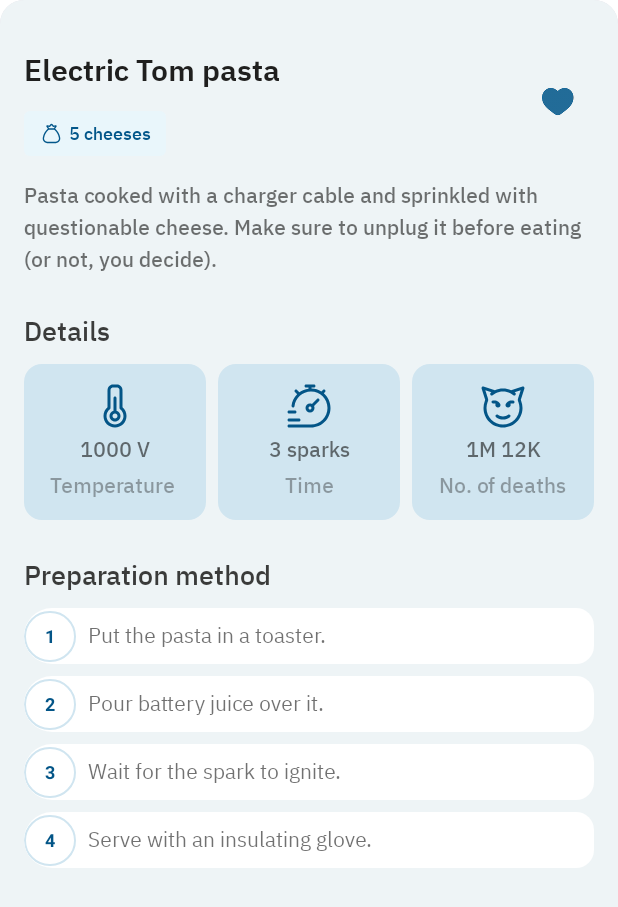
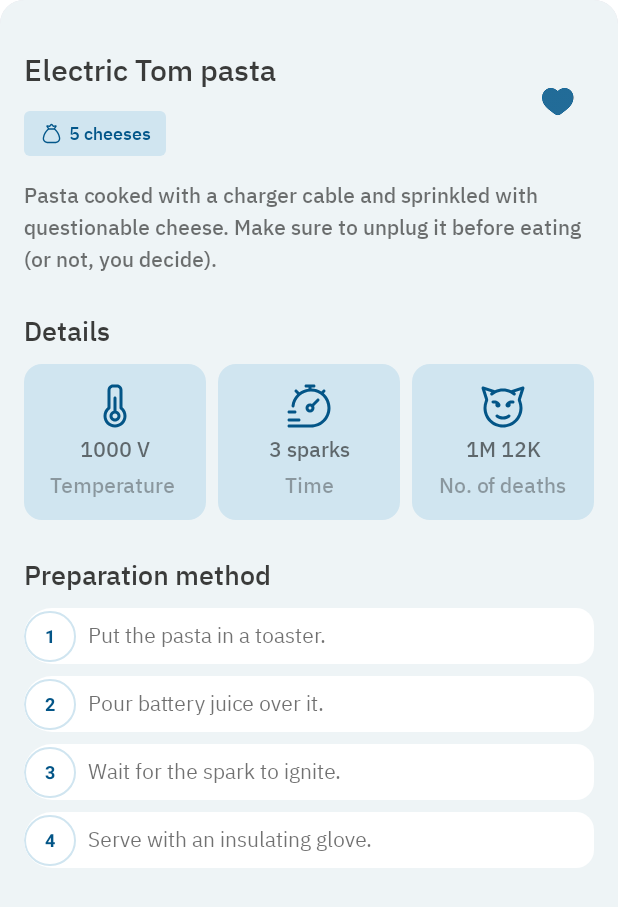
Before and after one commit to DinaOthman21/Tom-Jerry, an Android app built with Jetpack Compose: the @Preview function MealDetailsSectionPreview, on a phone screen of 412 x 824 dp. Shown: the top 907 px of the screen. Run offline under Robolectric (Android 15) with nearby library versions, the phone set to English and light mode, and no system bars.

Commit message:
update TomKitchenScreen

```diff
--- a/app/src/main/java/com/example/tomjerry/MainActivity.kt
+++ b/app/src/main/java/com/example/tomjerry/MainActivity.kt
@@ -4,7 +4,7 @@ import android.os.Bundle
 import androidx.activity.ComponentActivity
 import androidx.activity.compose.setContent
 import androidx.activity.enableEdgeToEdge
-import com.example.tomjerry.screens.jerry_store.JerryStoreScreen
+import com.example.tomjerry.screens.tom_kitchen.TomKitchenScreen
 import com.example.tomjerry.ui.theme.TomJerryTheme
 
 class MainActivity : ComponentActivity() {
@@ -13,8 +13,8 @@ class MainActivity : ComponentActivity() {
         enableEdgeToEdge()
         setContent {
             TomJerryTheme {
-                JerryStoreScreen()
-              //  TomKitchenScreen()
+              //  JerryStoreScreen()
+                    TomKitchenScreen()
             }
         }
     }
--- a/app/src/main/java/com/example/tomjerry/screens/common/CheeseItem.kt
+++ b/app/src/main/java/com/example/tomjerry/screens/common/CheeseItem.kt
@@ -25,12 +25,13 @@ import com.example.tomjerry.ui.theme.IbmPlexSans
 fun CheesesItem(
     modifier: Modifier = Modifier,
     newValue: Int,
-    oldValue: Int?
+    oldValue: Int? ,
+    color: Color
 ) {
     Card(
         modifier = modifier,
         colors = CardDefaults.cardColors(
-            containerColor = Color(0xFFE9F6FB),
+            containerColor = color
         ),
         shape = MaterialTheme.shapes.extraSmall
     ) {
--- a/app/src/main/java/com/example/tomjerry/screens/jerry_store/components/tom_item/TomItemCard.kt
+++ b/app/src/main/java/com/example/tomjerry/screens/jerry_store/components/tom_item/TomItemCard.kt
@@ -91,7 +91,8 @@ fun TomItemCard(
                         CheesesItem(
                             oldValue = tom.oldValue,
                             newValue = tom.newValue,
-                            modifier = Modifier.weight(.8f)
+                            modifier = Modifier.weight(.8f) ,
+                            color = Color(0xFFE9F6FB)
                         )
                         Spacer(Modifier.width(8.dp))
                         OutlinedIconButton(
--- a/app/src/main/java/com/example/tomjerry/screens/tom_kitchen/components/MealDetailsSection.kt
+++ b/app/src/main/java/com/example/tomjerry/screens/tom_kitchen/components/MealDetailsSection.kt
@@ -45,7 +45,7 @@ fun MealDetailsSection(){
                 fontSize = 18.sp,
                 fontWeight = FontWeight.Medium,
                 fontFamily = IbmPlexSans,
-                color = Color(0xDD1F1F1E),
+                color = Color(0xFF1F1F1E).copy(alpha = .87f),
             )
             Spacer(Modifier.height(8.dp))
             MealDetailsItems()
--- a/app/src/main/java/com/example/tomjerry/screens/tom_kitchen/components/meal_details/KitchenButton.kt
+++ b/app/src/main/java/com/example/tomjerry/screens/tom_kitchen/components/meal_details/KitchenButton.kt
@@ -9,6 +9,7 @@ import androidx.compose.foundation.layout.padding
 import androidx.compose.material3.Button
 import androidx.compose.material3.ButtonColors
 import androidx.compose.material3.Icon
+import androidx.compose.material3.MaterialTheme
 import androidx.compose.material3.Text
 import androidx.compose.runtime.Composable
 import androidx.compose.ui.Alignment
@@ -41,7 +42,8 @@ fun KitchenButton(
             .background(Color.White)
             .fillMaxWidth()
             .padding(vertical = 15.dp, horizontal = 16.dp),
-        onClick = {}
+        onClick = {} ,
+        shape = MaterialTheme.shapes.medium
     ) {
         Row(
             verticalAlignment = Alignment.CenterVertically,
--- a/app/src/main/java/com/example/tomjerry/screens/tom_kitchen/components/meal_details/MealInfo.kt
+++ b/app/src/main/java/com/example/tomjerry/screens/tom_kitchen/components/meal_details/MealInfo.kt
@@ -34,12 +34,12 @@ fun MealInfo(
             Text(
                 text = "Electric Tom pasta",
                 fontSize = 20.sp,
-                fontWeight = FontWeight.SemiBold,
+                fontWeight = FontWeight.Medium,
                 fontFamily = IbmPlexSans,
-                color = Color(0xFF1F1F1E)
+                color = Color(0xFF1F1F1E).copy(alpha = .87f)
             )
             Spacer(Modifier.height(12.dp))
-            CheesesItem(newValue = 5, oldValue = null)
+            CheesesItem(newValue = 5, oldValue = null, color =  Color(0xFFD0E5F0))
         }
         IconButton(
             onClick = { },
```
Also changed, not shown: app/src/main/java/com/example/tomjerry/screens/tom_kitchen/TomKitchen.kt (+4 -4 lines).
